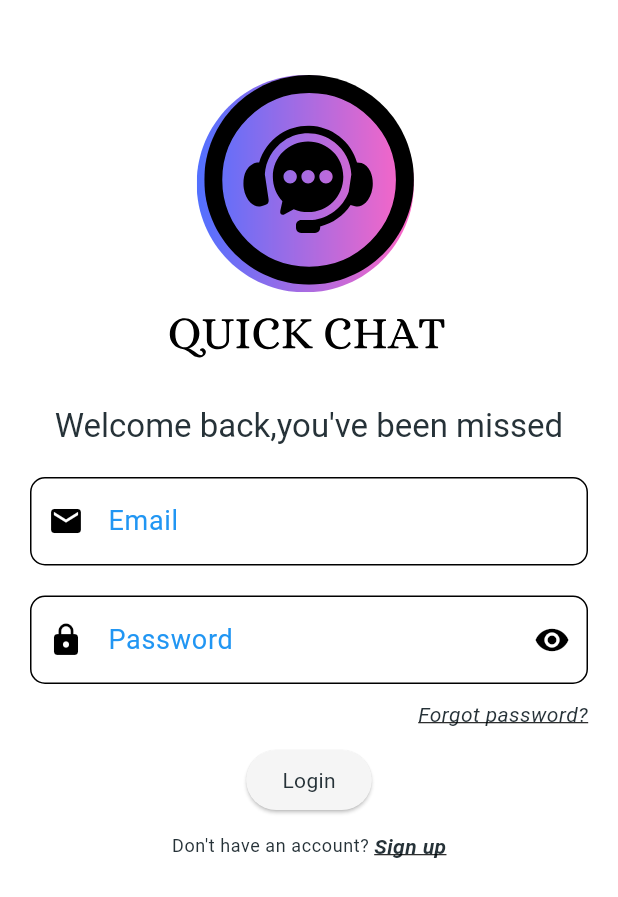
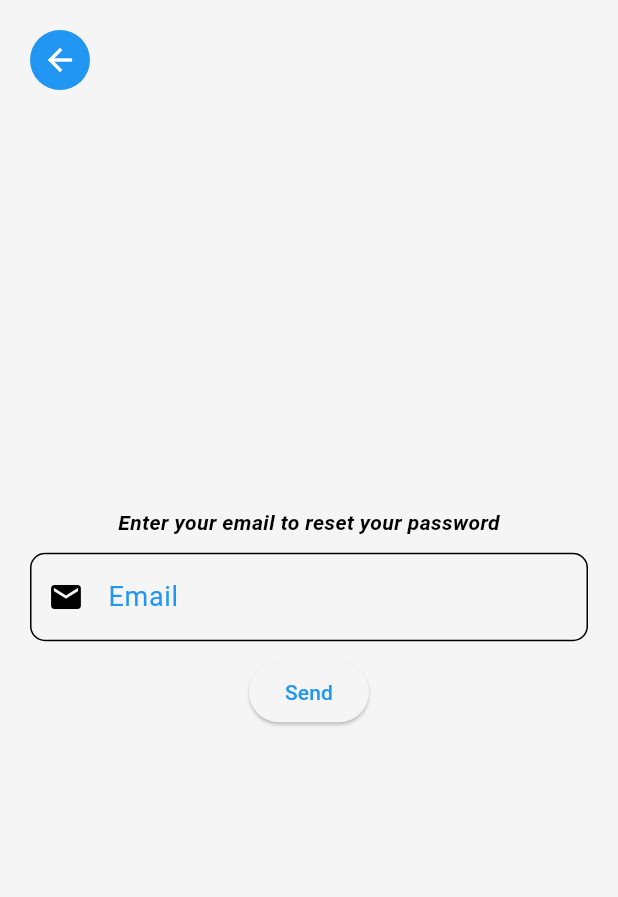
Before and after one commit to AlishThapa/quick-chat, a Flutter app: the screen it shows after launch, after a tap on "Forgot password?", on a phone screen of 412 x 824 dp. Shown: the top 897 px of the screen. Run offline on Flutter 3.47's test engine with Material 3 defaults, Android fonts, the phone set to English and light mode, and no system bars; our stand-ins replace cloud_firestore, firebase_auth, firebase_core, firebase_storage, flutter_svg, image_picker; missing offline and left inert: zego_uikit_prebuilt_call; accounts and stored records are empty.

Commit message:
added the forgotpw section

```diff
--- /dev/null
+++ b/lib/modules/auth/forgot_password/forgot_password_page.dart
@@ -0,0 +1,102 @@
+import 'package:flutter/material.dart';
+import 'package:cloud_firestore/cloud_firestore.dart';
+import 'package:quickchat/modules/auth/utils/auth_service.dart';
+import 'package:quickchat/modules/auth/widgets/custom_text_field.dart';
+
+class ForgotPasswordPage extends StatefulWidget {
+  const ForgotPasswordPage({super.key});
+
+  @override
+  State<ForgotPasswordPage> createState() => _ForgotPasswordPageState();
+}
+
+class _ForgotPasswordPageState extends State<ForgotPasswordPage> {
+  final TextEditingController _emailController = TextEditingController();
+  final AuthService _authService = AuthService();
+  final FirebaseFirestore _firestore = FirebaseFirestore.instance;
+
+  void _resetPassword() async {
+    final email = _emailController.text;
+    if (email.isNotEmpty) {
+      try {
+        // Check if email exists in Firestore
+        final userSnapshot = await _firestore
+            .collection('users')
+            .where('email', isEqualTo: email)
+            .get();
+
+        if (userSnapshot.docs.isNotEmpty) {
+          await _authService.sendPasswordResetEmail(email);
+          ScaffoldMessenger.of(context).showSnackBar(
+            const SnackBar(content: Text('Password reset email sent.')),
+          );
+          _emailController.clear();
+        } else {
+          ScaffoldMessenger.of(context).showSnackBar(
+            const SnackBar(content: Text('Email is not registered.')),
+          );
+        }
+      } catch (e) {
+        ScaffoldMessenger.of(context).showSnackBar(
+          SnackBar(content: Text('Error: ${e.toString()}')),
+        );
+      }
+    } else {
+      ScaffoldMessenger.of(context).showSnackBar(
+        const SnackBar(content: Text('Please enter your email.')),
+      );
+    }
+  }
+
+  @override
+  Widget build(BuildContext context) {
+    return Scaffold(
+      body: Stack(
+        children: [
+          Padding(
+            padding: const EdgeInsets.symmetric(horizontal: 20),
+            child: Column(
+              mainAxisAlignment: MainAxisAlignment.center,
+              children: [
+                const Text(
+                  'Enter your email to reset your password',
+                  style: TextStyle(
+                    fontSize: 14,
+                    fontWeight: FontWeight.bold,
+                    color: Colors.black,
+                    fontStyle: FontStyle.italic,
+                  ),
+                ),
+                const SizedBox(height: 10),
+                LoginTextField(
+                  text: 'Email',
+                  controller: _emailController,
+                  prefixIcon: const Icon(Icons.email),
+                ),
+                const SizedBox(height: 10),
+                ElevatedButton(
+                  onPressed: _resetPassword,
+                  child: const Text('Send'),
+                ),
+              ],
+            ),
+          ),
+          Positioned(
+            top: 20,
+            left: 20,
+            child: CircleAvatar(
+              child: Center(
+                child: IconButton(
+                  onPressed: () {
+                    Navigator.pop(context);
+                  },
+                  icon: const Icon(Icons.arrow_back),
+                ),
+              ),
+            ),
+          ),
+        ],
+      ),
+    );
+  }
+}
--- a/lib/modules/auth/login.dart
+++ b/lib/modules/auth/login.dart
@@ -1,5 +1,6 @@
 import 'package:flutter/material.dart';
 import 'package:flutter_svg/svg.dart';
+import 'package:quickchat/modules/auth/forgot_password/forgot_password_page.dart';
 import 'package:quickchat/modules/auth/register_page.dart';
 import 'package:quickchat/modules/auth/utils/auth_service.dart';
 import 'package:quickchat/modules/auth/widgets/custom_text_field.dart';
@@ -69,7 +70,26 @@ class _LoginPageState extends State<LoginPage> {
                 mainAxisAlignment: MainAxisAlignment.end,
                 children: [
                   InkWell(
-                    onTap: () {},
+                    onTap: () {
+                      Navigator.push(
+                        context,
+                        PageRouteBuilder(
+                          pageBuilder: (context, animation, secondaryAnimation) => const ForgotPasswordPage(),
+                          transitionsBuilder: (context, animation, secondaryAnimation, child) {
+                            const begin = Offset(1.0, 0.0);
+                            const end = Offset.zero;
+                            const curve = Curves.ease;
+                            var tween = Tween(begin: begin, end: end).chain(CurveTween(curve: curve));
+                            var offsetAnimation = animation.drive(tween);
+                            return SlideTransition(
+                              position: offsetAnimation,
+                              child: child,
+                            );
+                          },
+                          transitionDuration: const Duration(milliseconds: 300),
+                        ),
+                      );
+                    },
                     child: Text(
                       'Forgot password?',
                       style: TextStyle(
@@ -88,20 +108,17 @@ class _LoginPageState extends State<LoginPage> {
                     isLoading = true;
                   });
                   try {
-
                     await AuthService().signInWithEmailAndPassword(
                       email: _emailController.text.trim(),
                       password: _passwordController.text.trim(),
                     );
                   } catch (e) {
-
+                    print(e.toString());
                     ScaffoldMessenger.of(context).showSnackBar(
-                      SnackBar(content: Text("Failed to login: ${e.toString()}")),
+                      const SnackBar(content: Text("Failed to login:Email id or password is incorrect")),
                     );
                   } finally {
-
                     if (mounted) {
-
                       setState(() {
                         isLoading = false;
                       });
--- a/lib/modules/auth/utils/auth_service.dart
+++ b/lib/modules/auth/utils/auth_service.dart
@@ -33,7 +33,6 @@ class AuthService {
   }) async {
     UserCredential user = await _auth.createUserWithEmailAndPassword(email: email, password: password);
 
-
     if (imageFile != null) {
       String imageUrl = await _uploadImageToFirebaseStorage(imageFile, user.user!.uid);
       await _firestore.collection("users").doc(user.user!.uid).set({
@@ -45,6 +44,8 @@ class AuthService {
         'address': address,
         'imageUrl': imageUrl,
       });
+      await user.user!.updateDisplayName(name);
+      await user.user!.updatePhotoURL(imageUrl);
     } else {
       await _firestore.collection("users").doc(user.user!.uid).set({
         'uid': user.user!.uid,
@@ -67,6 +68,12 @@ class AuthService {
     return imageUrl;
   }
 
+
+  // Send password reset email
+  Future<void> sendPasswordResetEmail(String email) async {
+    await _auth.sendPasswordResetEmail(email: email);
+  }
+
   //sign out
   Future<void> signOut() async {
     return await _auth.signOut();
--- a/lib/modules/home_page/home_page.dart
+++ b/lib/modules/home_page/home_page.dart
@@ -57,7 +57,7 @@ class HomePage extends StatelessWidget {
                       builder: (context) => ChatPage(
                         receiverName: userData['name'],
                         receiverId: userData['uid'],
-
+                        receiverImage: userData['imageUrl'] ?? "",
                       ),
                     ),
                   );
--- a/lib/utils.dart
+++ b/lib/utils.dart
@@ -13,3 +13,7 @@ String formatChatTimestamp(DateTime timestamp) {
     return DateFormat('yyyy-MM-dd HH:mm').format(timestamp);
   }
 }
+
+
+const appId = 1841062972;
+const appSign = 'f1492941d96e74157c5fcc8344e98d6ea8d0f021e67cb2a0edd63cd235209a65';
--- a/pubspec.yaml
+++ b/pubspec.yaml
@@ -44,6 +44,7 @@ dependencies:
   intl: ^0.19.0
   image_picker: ^1.1.1
   firebase_storage: ^11.7.4
+  zego_uikit_prebuilt_call: ^4.11.0
 
 dev_dependencies:
   flutter_test:
```
Also changed, not shown: lib/modules/chat/chat_page.dart (+63 -3 lines), lib/modules/chat/widget/call/video_call.dart (added, +26 -0 lines), lib/modules/chat/widget/chats.dart (+24 -5 lines), lib/modules/chat_receiver_details/chat_receiver_details.dart (added, +66 -0 lines), pubspec.lock, 9 other files.
